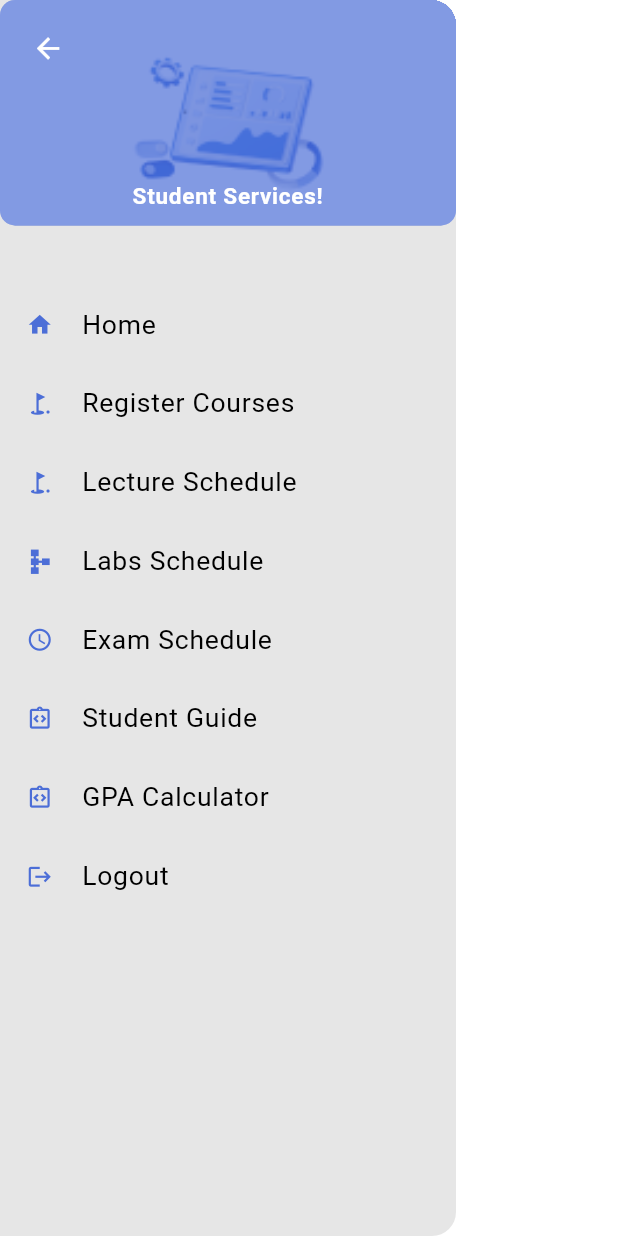
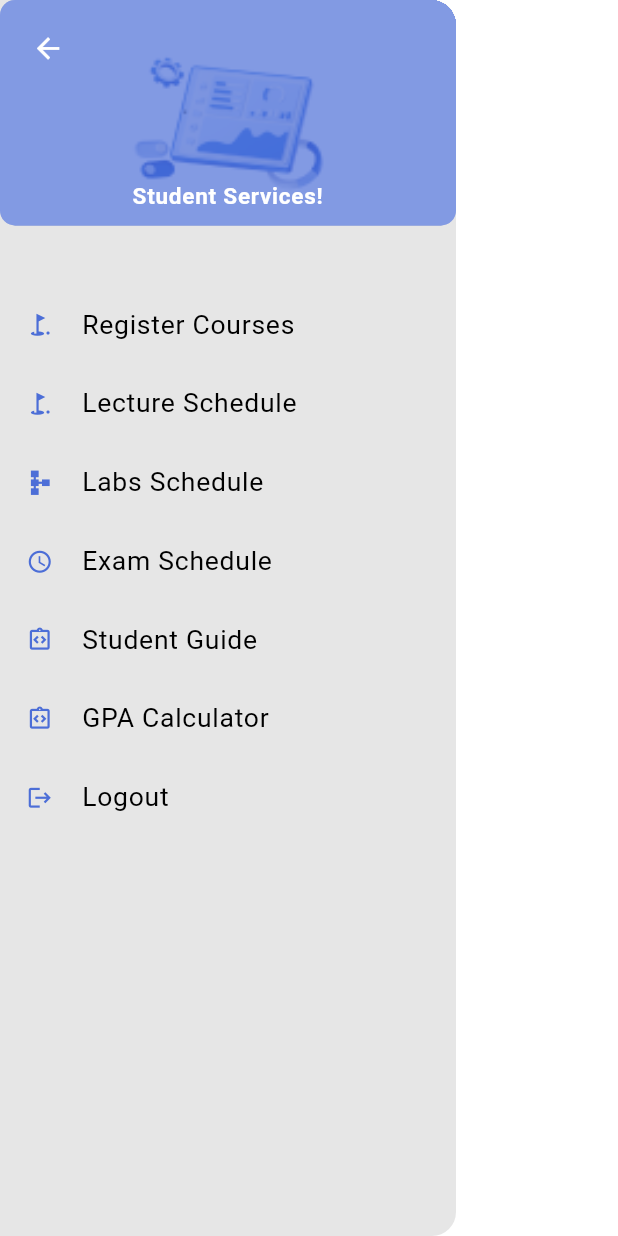
Before and after one commit to maryamayman21/edu_plat, a Flutter app: the Drawerr widget shown alone on an empty page, opened directly, on a phone screen of 412 x 824 dp. Run offline on Flutter 3.47's test engine with Material 3 defaults, Android fonts, the light colour scheme and no system bars; our stand-ins replace bloc, chat_bubbles, chewie, cloud_firestore, dartz, date_field and 28 more; missing offline and left inert: duration_picker, internet_file, no_screenshot, password_strength_checker, pdfx; accounts and stored records are empty; network calls fail.

Commit message:
+ fix home tab + handle profile errors

```diff
--- a/lib/presentation/Student/screen/home/presentation/drawer.dart
+++ b/lib/presentation/Student/screen/home/presentation/drawer.dart
@@ -131,20 +131,20 @@ class _DrawerrState extends State<Drawerr> with SingleTickerProviderStateMixin {
           SizedBox(
             height: 30.h,
           ),
-          FadeTransition(
-              opacity: _fadeAnimations[0],
-              child: ContainerDrawer(
-                icons: Icons.home,
-                text: "Home",
-                onTap: () {
-                  Navigator.pushNamed(context, AppRouters.HomeStudent);
-                      // NavigationHelper.navigateWithAnimation(
-                  //     context, const HomeStudentScreen());
-                 // Navigator.pop(context);  // no need to push new screen
-                },
-              )),
+          // FadeTransition(
+          //     opacity: _fadeAnimations[0],
+          //     child: ContainerDrawer(
+          //       icons: Icons.home,
+          //       text: "Home",
+          //       onTap: () {
+          //         Navigator.pushNamed(context, AppRouters.HomeStudent);
+          //             // NavigationHelper.navigateWithAnimation(
+          //         //     context, const HomeStudentScreen());
+          //        // Navigator.pop(context);  // no need to push new screen
+          //       },
+          //     )),
               FadeTransition(
-                opacity: _fadeAnimations[1],
+                opacity: _fadeAnimations[0],
                 child: ContainerDrawer(
                     icons: Icons.golf_course,
                     text: "Register Courses",
@@ -187,7 +187,7 @@ class _DrawerrState extends State<Drawerr> with SingleTickerProviderStateMixin {
                 }),
           ),
               FadeTransition(
-                opacity: _fadeAnimations[4],
+                opacity: _fadeAnimations[5],
                 child: ContainerDrawer(
                     icons: Icons.integration_instructions_outlined,
                     text: "GPA Calculator",
--- a/lib/presentation/profile/profile.dart
+++ b/lib/presentation/profile/profile.dart
@@ -91,7 +91,7 @@ class ProfileView extends StatelessWidget {
     if (state is ProfilePhotoFailure) {
       ScaffoldMessenger.of(context).showSnackBar(
         SnackBar(
-            content: Text(state.errorMessage)),
+            content: Text('No internet connection')),
       );
     }
 
@@ -171,7 +171,7 @@ class ProfileView extends StatelessWidget {
                         if (state is ProfileError) {
                           ScaffoldMessenger.of(context).showSnackBar(
                              SnackBar(
-                                content: Text(state.errorMessage)),
+                                content: Text("No internet conncetion")),
                           );
                         }
                       },
```
Also changed, not shown: lib/presentation/Doctor/features/home/presentation/widgets/doctor_drawer.dart (+13 -13 lines), lib/presentation/profile/cubit/profile_photo_cubit.dart (+4 -3 lines).
